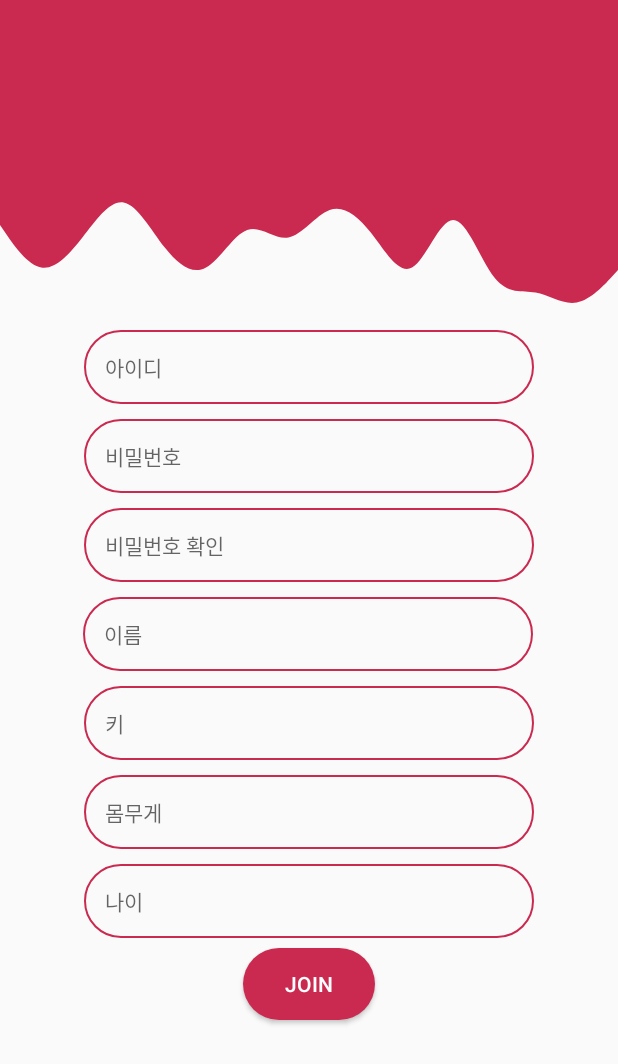
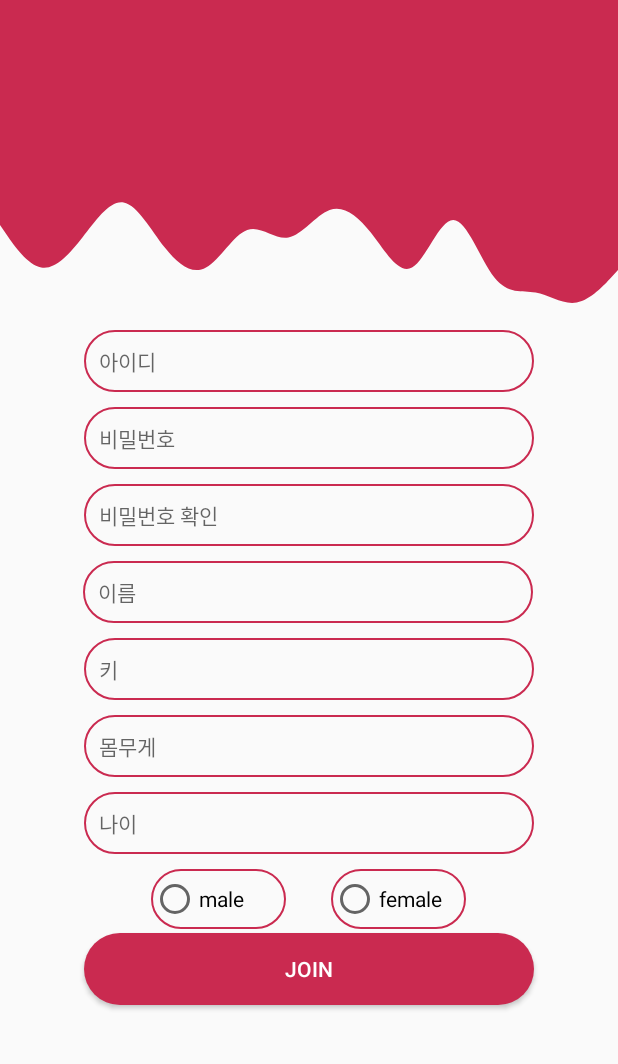
Before and after one commit to Agatho22/health, an Android app: the screen it shows after launch (RegisterActivityF), after a tap on "Join", on a phone screen of 412 x 824 dp. Shown: the top 1064 px of the screen. Run offline under Robolectric (Android 15) with nearby library versions, the phone set to English and light mode, and no system bars; our stand-ins replace Firebase (no records; nobody signed in at launch, a user with empty details on screens opened directly).

Commit message:
firebase 데이터베이스에 성별 값 추가

```diff
--- a/app/src/main/java/com/aman/health/LoginActivityF.java
+++ b/app/src/main/java/com/aman/health/LoginActivityF.java
@@ -36,7 +36,7 @@ public class LoginActivityF extends AppCompatActivity {
         //버튼 등록하기
         mEtEmail = findViewById(R.id.et_email);
         mEtpwd = findViewById(R.id.et_pwd);
-        btn_login = findViewById(R.id.btn_loginf);
+        btn_login = findViewById(R.id.transition_button);
         btn_register = findViewById(R.id.btn_registerf);
 
         //가입 버튼이 눌리면
--- a/app/src/main/java/com/aman/health/RegisterActivityF.java
+++ b/app/src/main/java/com/aman/health/RegisterActivityF.java
@@ -7,8 +7,11 @@ import android.util.Log;
 import android.view.View;
 import android.widget.Button;
 import android.widget.EditText;
+import android.widget.RadioButton;
+import android.widget.RadioGroup;
 import android.widget.Toast;
 
+import androidx.annotation.IdRes;
 import androidx.annotation.NonNull;
 import androidx.appcompat.app.AppCompatActivity;
 
@@ -26,8 +29,10 @@ public class RegisterActivityF extends AppCompatActivity {
 
     private static final String TAG = "RegisterActivityF";
     private FirebaseAuth mfirebaseAuth; //파이어베이스 인증
-    private DatabaseReference mDatabaseRef; // 실시간 데이터베이스
+    private DatabaseReference mDatabaseRef; //실시간 데이터베이스
     private EditText mEtEmail, mEtpwd, mEtpwd2, mEtName, mEtAge, mEtheight, mEtweight; //회원가입 입력필드
+    private RadioGroup rg_gender;
+    private String gender;
     private Button mBtnRegister;
 
 
@@ -37,11 +42,10 @@ public class RegisterActivityF extends AppCompatActivity {
         super.onCreate(savedInstanceState);
         setContentView(R.layout.activity_register_f);
 
+
+
+
         //파이어베이스 접근 설정
-        //user = firebaseAuth.getCurrentUser();
-        //firebaseAuth =  FirebaseAuth.getInstance();
-        //firebaseDatabase = FirebaseDatabase.getInstance().getReference();
-
         mfirebaseAuth = mfirebaseAuth.getInstance();
         mDatabaseRef = FirebaseDatabase.getInstance().getReference("Users");
 
@@ -53,7 +57,17 @@ public class RegisterActivityF extends AppCompatActivity {
         mEtAge = findViewById(R.id.et_age);
         mEtheight = findViewById(R.id.et_height);
         mEtweight = findViewById(R.id.et_weight);
+        rg_gender = findViewById(R.id.rg_gender);
         mBtnRegister = findViewById(R.id.btn_registerf);
+
+
+        rg_gender.setOnCheckedChangeListener(new RadioGroup.OnCheckedChangeListener() {
+            @Override
+            public void onCheckedChanged(RadioGroup radioGroup, @IdRes int i) {
+                RadioButton genderButton = (RadioButton)findViewById(i);
+                gender = genderButton.getText().toString();
+            }
+        });
 
         mBtnRegister.setOnClickListener(new View.OnClickListener() {
             @Override
@@ -95,6 +109,7 @@ public class RegisterActivityF extends AppCompatActivity {
                                 hashMap.put("age",age+"");
                                 hashMap.put("height",height+"");
                                 hashMap.put("weight",weight+"");
+                                hashMap.put("gender",gender);
 
                                 mDatabaseRef.child(uid).setValue(hashMap);
 
--- a/app/src/main/res/layout/activity_register_f.xml
+++ b/app/src/main/res/layout/activity_register_f.xml
@@ -34,6 +34,7 @@
         <EditText
             android:id="@+id/et_email"
             style="@style/RegistarText"
+            android:layout_height="wrap_content"
             android:background="@drawable/round_border"
             android:hint="아이디"
             android:inputType="textEmailAddress"
@@ -110,13 +111,42 @@
             app:layout_constraintStart_toStartOf="parent"
             app:layout_constraintTop_toBottomOf="@+id/et_weight" />
 
+        <RadioGroup
+            android:id="@+id/rg_gender"
+            android:orientation="horizontal"
+            android:gravity="center"
+            android:layout_width="300dp"
+            android:layout_height="40dp"
+            android:layout_marginTop="10dp"
+            app:layout_constraintEnd_toEndOf="parent"
+            app:layout_constraintStart_toStartOf="parent"
+            app:layout_constraintTop_toBottomOf="@+id/et_age">
+
+            <RadioButton
+                android:id="@+id/rb_male"
+                android:layout_width="90dp"
+                android:layout_height="match_parent"
+                android:background="@drawable/round_border"
+                android:gravity="left|center"
+                android:text="male" />
+
+            <RadioButton
+                android:id="@+id/rb_female"
+                android:layout_width="90dp"
+                android:layout_height="match_parent"
+                android:background="@drawable/round_border"
+                android:padding="0dp"
+                android:layout_marginLeft="30dp"
+                android:text="female" />
+        </RadioGroup>
+
 
 
         <Button
             android:id="@+id/btn_registerf"
-            android:layout_width="wrap_content"
+            android:layout_width="300dp"
             android:layout_height="wrap_content"
-            android:layout_marginBottom="220dp"
+            android:layout_marginBottom="230dp"
             android:background="@drawable/round_bg"
             android:text="JOIN"
             android:textColor="#FFFFFF"
--- a/app/src/main/res/values/styles.xml
+++ b/app/src/main/res/values/styles.xml
@@ -159,7 +159,7 @@
     <style name="RegistarText" parent="Theme.AppCompat.Light.NoActionBar">
         <item name="android:ems">10</item>
         <item name="android:drawablePadding">16dp</item>
-        <item name="android:padding">14dp</item>
+        <item name="android:padding">10dp</item>
         <item name="android:layout_width">300dp</item>
         <item name="android:layout_height">wrap_content</item>
     </style>
```
Also changed, not shown: gradle/wrapper/gradle-wrapper.properties.
